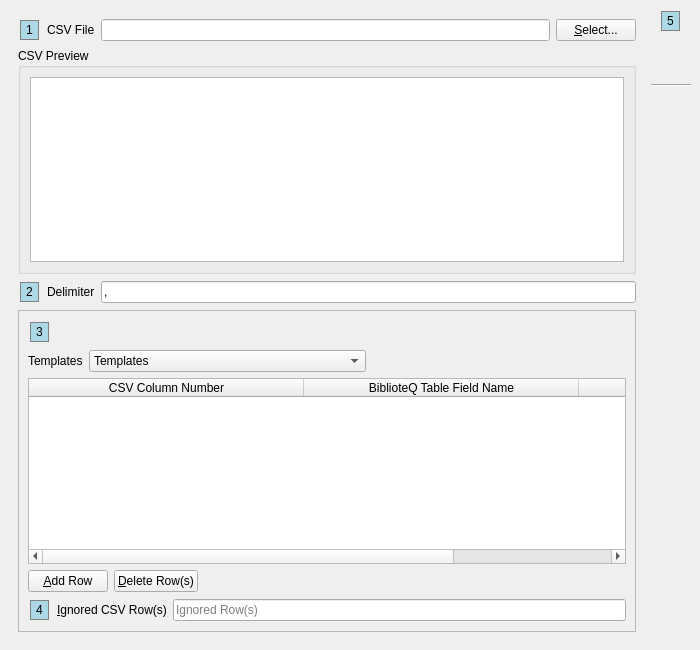
Qt form UI/biblioteq_import.ui (textbrowser/biblioteq) before a commit.
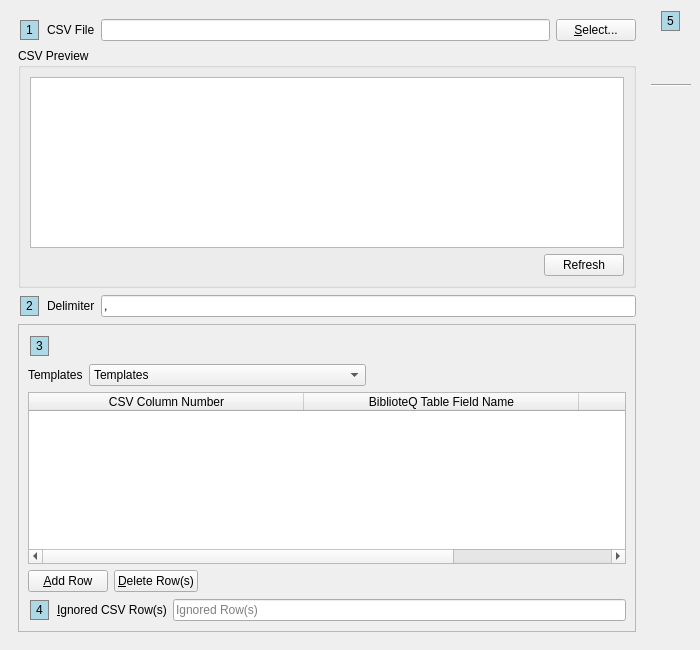
The same form after that commit. Icons and pictures are not drawn.

The edit to the form file:
```diff
--- a/UI/biblioteq_import.ui
+++ b/UI/biblioteq_import.ui
@@ -93,6 +93,30 @@
             </attribute>
            </widget>
           </item>
+          <item>
+           <layout class="QHBoxLayout" name="horizontalLayout_7">
+            <item>
+             <spacer name="horizontalSpacer_3">
+              <property name="orientation">
+               <enum>Qt::Horizontal</enum>
+              </property>
+              <property name="sizeHint" stdset="0">
+               <size>
+                <width>40</width>
+                <height>20</height>
+               </size>
+              </property>
+             </spacer>
+            </item>
+            <item>
+             <widget class="QPushButton" name="refresh_preview">
+              <property name="text">
+               <string>Refresh</string>
+              </property>
+             </widget>
+            </item>
+           </layout>
+          </item>
          </layout>
         </widget>
        </item>
@@ -149,7 +173,7 @@
             <x>0</x>
             <y>0</y>
             <width>620</width>
-            <height>330</height>
+            <height>309</height>
            </rect>
           </property>
           <layout class="QVBoxLayout" name="verticalLayout_2">
```
Left out of the diff: 1 changed line with no effect on the pictures.
